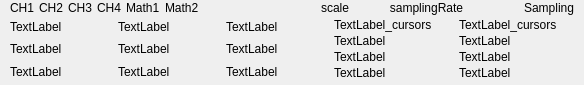
Old version of the form LEO_sniffy/GUI/widgetlabelarea.ui in the repository jirik09/Sniffy.
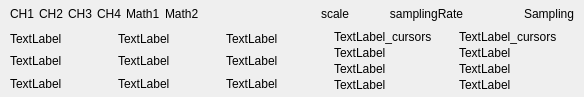
New version of the form.

What changed in the file:
```diff
--- a/LEO_sniffy/GUI/widgetlabelarea.ui
+++ b/LEO_sniffy/GUI/widgetlabelarea.ui
@@ -7,7 +7,7 @@
     <x>0</x>
     <y>0</y>
     <width>584</width>
-    <height>85</height>
+    <height>97</height>
    </rect>
   </property>
   <property name="windowTitle">
@@ -209,6 +209,12 @@
           <verstretch>0</verstretch>
          </sizepolicy>
         </property>
+        <property name="minimumSize">
+         <size>
+          <width>150</width>
+          <height>45</height>
+         </size>
+        </property>
         <layout class="QHBoxLayout" name="horizontalLayout_4">
          <property name="spacing">
           <number>0</number>
@@ -351,7 +357,7 @@
         <property name="minimumSize">
          <size>
           <width>120</width>
-          <height>0</height>
+          <height>60</height>
          </size>
         </property>
         <layout class="QVBoxLayout" name="verticalLayout_5">
@@ -419,7 +425,7 @@
         <property name="minimumSize">
          <size>
           <width>120</width>
-          <height>0</height>
+          <height>60</height>
          </size>
         </property>
         <layout class="QHBoxLayout" name="horizontalLayout_3">
```
